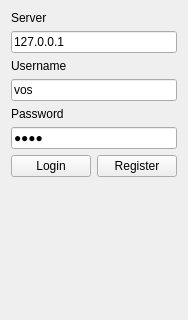
Old version of the form qcc/mainwindow.ui in the repository vos/qcc.
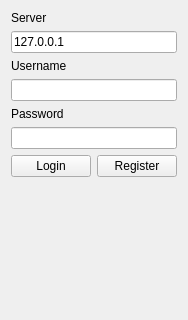
New version of the form.

The edit to the form file:
```diff
--- a/qcc/mainwindow.ui
+++ b/qcc/mainwindow.ui
@@ -52,7 +52,7 @@
         <item row="3" column="0" colspan="2">
          <widget class="QLineEdit" name="usernameLineEdit">
           <property name="text">
-           <string notr="true">vos</string>
+           <string notr="true"/>
           </property>
          </widget>
         </item>
@@ -66,7 +66,7 @@
         <item row="5" column="0" colspan="2">
          <widget class="QLineEdit" name="passwordLineEdit">
           <property name="text">
-           <string notr="true">test</string>
+           <string notr="true"/>
           </property>
           <property name="echoMode">
            <enum>QLineEdit::Password</enum>
```
Left out of the diff: 35 changed lines with no effect on the pictures.
